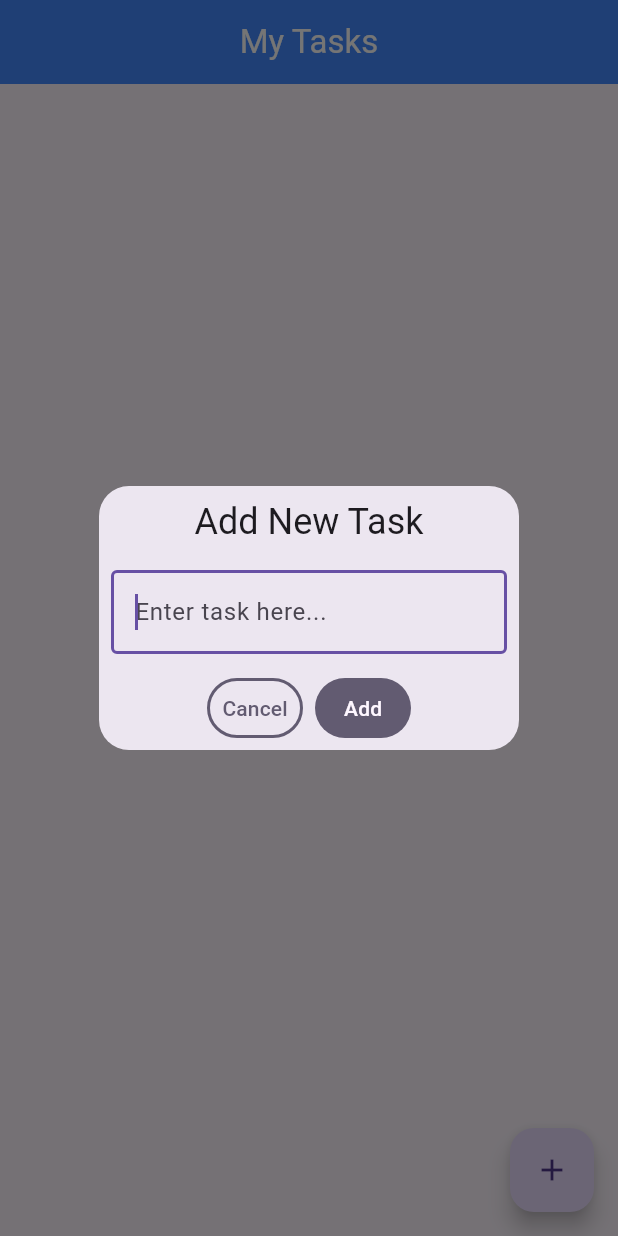
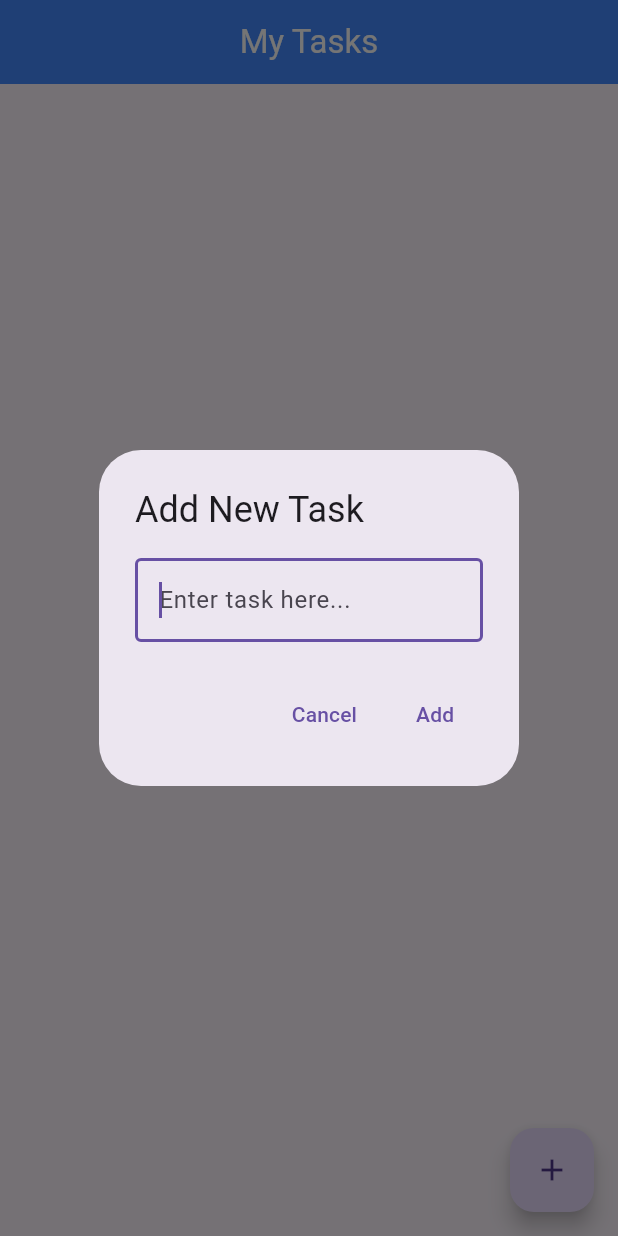
Before and after one commit to elic01/todo_app, a Flutter app: the screen it shows after launch, after a tap on the "add" icon, on a phone screen of 412 x 824 dp. Run offline on Flutter 3.47's test engine with Material 3 defaults, Android fonts, the phone set to English and light mode, and no system bars; our stand-ins replace bloc, equatable, flutter_bloc, get_storage, go_router.

Commit message:
upgrades: State Management Upgrade Try integrating BLOC state management and GO Router ( for navigations) Refactor the app to separate business logic from UI Project Structure Organize lib/ folder: models/, blocs/, screens/, widgets/, services/ Create a constants file for colors, strings, and assets

```diff
--- /dev/null
+++ b/lib/blocs/task_bloc.dart
@@ -0,0 +1,83 @@
+import 'package:bloc/bloc.dart';
+
+import '../models/task.dart';
+import '../services/task_service.dart';
+import 'task_event.dart';
+import 'task_state.dart';
+
+class TaskBloc extends Bloc<TaskEvent, TaskState> {
+  final TaskService _taskService;
+
+  TaskBloc(this._taskService) : super(TaskInitial()) {
+    on<LoadTasks>(_onLoadTasks);
+    on<AddTask>(_onAddTask);
+    on<UpdateTask>(_onUpdateTask);
+    on<ToggleTask>(_onToggleTask);
+    on<DeleteTask>(_onDeleteTask);
+  }
+
+  void _onLoadTasks(LoadTasks event, Emitter<TaskState> emit) {
+    emit(TaskLoadInProgress());
+    try {
+      final tasks = _taskService.getTasks();
+      emit(TaskLoadSuccess(tasks));
+    } catch (_) {
+      emit(TaskLoadFailure());
+    }
+  }
+
+  void _onAddTask(AddTask event, Emitter<TaskState> emit) {
+    final state = this.state;
+    if (state is TaskLoadSuccess) {
+      try {
+        final updatedTasks = List<Task>.from(state.tasks)..add(Task(title: event.title));
+        _taskService.saveTasks(updatedTasks);
+        emit(TaskLoadSuccess(updatedTasks));
+      } catch (_) {
+        emit(TaskLoadFailure());
+      }
+    }
+  }
+
+  void _onUpdateTask(UpdateTask event, Emitter<TaskState> emit) {
+    final state = this.state;
+    if (state is TaskLoadSuccess) {
+      try {
+        final updatedTasks = List<Task>.from(state.tasks);
+        updatedTasks[event.index] = Task(title: event.newTitle, isDone: updatedTasks[event.index].isDone);
+        _taskService.saveTasks(updatedTasks);
+        emit(TaskLoadSuccess(updatedTasks));
+      } catch (_) {
+        emit(TaskLoadFailure());
+      }
+    }
+  }
+
+  void _onToggleTask(ToggleTask event, Emitter<TaskState> emit) {
+    final state = this.state;
+    if (state is TaskLoadSuccess) {
+      try {
+        final updatedTasks = List<Task>.from(state.tasks);
+        final task = updatedTasks[event.index];
+        updatedTasks[event.index] = Task(title: task.title, isDone: !task.isDone);
+        _taskService.saveTasks(updatedTasks);
+        emit(TaskLoadSuccess(updatedTasks));
+      } catch (_) {
+        emit(TaskLoadFailure());
+      }
+    }
+  }
+
+  void _onDeleteTask(DeleteTask event, Emitter<TaskState> emit) {
+    final state = this.state;
+    if (state is TaskLoadSuccess) {
+      try {
+        final updatedTasks = List<Task>.from(state.tasks)..removeAt(event.index);
+        _taskService.saveTasks(updatedTasks);
+        emit(TaskLoadSuccess(updatedTasks));
+      } catch (_) {
+        emit(TaskLoadFailure());
+      }
+    }
+  }
+}
--- /dev/null
+++ b/lib/blocs/task_event.dart
@@ -0,0 +1,49 @@
+import 'package:equatable/equatable.dart';
+
+import '../models/task.dart';
+
+abstract class TaskEvent extends Equatable {
+  const TaskEvent();
+
+  @override
+  List<Object> get props => [];
+}
+
+class LoadTasks extends TaskEvent {}
+
+class AddTask extends TaskEvent {
+  final String title;
+
+  const AddTask(this.title);
+
+  @override
+  List<Object> get props => [title];
+}
+
+class UpdateTask extends TaskEvent {
+  final int index;
+  final String newTitle;
+
+  const UpdateTask(this.index, this.newTitle);
+
+  @override
+  List<Object> get props => [index, newTitle];
+}
+
+class ToggleTask extends TaskEvent {
+  final int index;
+
+  const ToggleTask(this.index);
+
+  @override
+  List<Object> get props => [index];
+}
+
+class DeleteTask extends TaskEvent {
+  final int index;
+
+  const DeleteTask(this.index);
+
+  @override
+  List<Object> get props => [index];
+}
--- /dev/null
+++ b/lib/blocs/task_state.dart
@@ -0,0 +1,25 @@
+import 'package:equatable/equatable.dart';
+
+import '../models/task.dart';
+
+abstract class TaskState extends Equatable {
+  const TaskState();
+
+  @override
+  List<Object> get props => [];
+}
+
+class TaskInitial extends TaskState {}
+
+class TaskLoadInProgress extends TaskState {}
+
+class TaskLoadSuccess extends TaskState {
+  final List<Task> tasks;
+
+  const TaskLoadSuccess([this.tasks = const []]);
+
+  @override
+  List<Object> get props => [tasks];
+}
+
+class TaskLoadFailure extends TaskState {}
--- /dev/null
+++ b/lib/constants.dart
@@ -0,0 +1,19 @@
+
+import 'package:flutter/material.dart';
+
+const Color primaryColor = Colors.blue;
+const Color primaryAccentColor = Colors.blueAccent;
+const Color primaryTextColor = Colors.white;
+const Color secondaryTextColor = Colors.black;
+const Color hintTextColor = Colors.grey;
+const Color errorColor = Colors.red;
+
+const String appTitle = 'GetStorage ToDo';
+const String taskHintText = 'Enter task here...';
+const String addTaskButton = 'Add';
+const String updateTaskButton = 'Update';
+const String cancelButton = 'Cancel';
+const String addTaskDialogTitle = 'Add New Task';
+const String editTaskDialogTitle = 'Edit Task';
+const String noTasksYet = 'No tasks yet.\nTap + to add one!';
+const String myTasksTitle = 'My Tasks';
--- a/lib/main.dart
+++ b/lib/main.dart
@@ -1,73 +1,17 @@
 import 'package:flutter/material.dart';
-import 'package:get/get.dart';
+import 'package:flutter_bloc/flutter_bloc.dart';
 import 'package:get_storage/get_storage.dart';
+import 'package:go_router/go_router.dart';
 
-
-class Task {
-  String title;
-  bool isDone;
-
-  Task({required this.title, this.isDone = false});
-
-
-  Map<String, dynamic> toJson() => {
-        'title': title,
-        'isDone': isDone,
-      };
-
-  factory Task.fromJson(Map<String, dynamic> json) => Task(
-        title: json['title'],
-        isDone: json['isDone'] ?? false,
-      );
-}
-
-class TaskController extends GetxController {
-  var tasks = <Task>[].obs;
-
-  final box = GetStorage();
-
-  @override
-  void onInit() {
-    super.onInit();
-    List? storedTasks = box.read<List>('tasks');
-
-    if (storedTasks != null) {
-      tasks.assignAll(storedTasks.map((e) => Task.fromJson(e)).toList());
-    }
-  }
-
-  void saveData() {
-    box.write('tasks', tasks.map((e) => e.toJson()).toList());
-  }
-
-  void addTask(String title) {
-    tasks.add(Task(title: title));
-    saveData();
-  }
-
-  void updateTask(int index, String newTitle) {
-    tasks[index].title = newTitle;
-    tasks.refresh();
-    saveData();
-  }
-
-  void toggleTask(int index) {
-    tasks[index].isDone = !tasks[index].isDone;
-    tasks.refresh();
-    saveData();
-  }
-
-  void deleteTask(int index) {
-    tasks.removeAt(index);
-    saveData();
-  }
-}
+import 'blocs/task_bloc.dart';
+import 'blocs/task_event.dart';
+import 'constants.dart';
+import 'screens/todo_screen.dart';
+import 'services/task_service.dart';
 
 void main() async {
   WidgetsFlutterBinding.ensureInitialized();
-
   await GetStorage.init();
-
   runApp(const MyApp());
 }
 
@@ -76,119 +20,26 @@ class MyApp extends StatelessWidget {
 
   @override
   Widget build(BuildContext context) {
-    return GetMaterialApp(
-      title: 'GetStorage ToDo',
-      theme: ThemeData(
-        primarySwatch: Colors.blue,
-        useMaterial3: true,
-      ),
-      home: TodoScreen(),
-      debugShowCheckedModeBanner: false,
+    final router = GoRouter(
+      initialLocation: '/',
+      routes: [
+        GoRoute(
+          path: '/',
+          builder: (context, state) => const TodoScreen(),
+        ),
+      ],
     );
-  }
-}
 
-class TodoScreen extends StatelessWidget {
-  final TaskController controller = Get.put(TaskController());
-  final TextEditingController textEditingController = TextEditingController();
-  TodoScreen({super.key});
-
-  void showTaskDialog(BuildContext context, {int? index}) {
-    if (index != null) {
-      textEditingController.text = controller.tasks[index].title;
-    } else {
-      textEditingController.clear();
-    }
-
-    Get.defaultDialog(
-      title: index == null ? "Add New Task" : "Edit Task",
-      content: TextField(
-        controller: textEditingController,
-        autofocus: true,
-        decoration: const InputDecoration(
-          hintText: "Enter task here...",
-          border: OutlineInputBorder(),
+    return BlocProvider(
+      create: (context) => TaskBloc(TaskService())..add(LoadTasks()),
+      child: MaterialApp.router(
+        routerConfig: router,
+        title: appTitle,
+        theme: ThemeData(
+          primarySwatch: Colors.blue,
+          useMaterial3: true,
         ),
-      ),
-      textConfirm: index == null ? "Add" : "Update",
-      textCancel: "Cancel",
-      onConfirm: () {
-        if (textEditingController.text.isNotEmpty) {
-          if (index == null) {
-            controller.addTask(textEditingController.text);
-          } else {
-            controller.updateTask(index, textEditingController.text);
-          }
-          Get.back();
-        }
-      },
-    );
-  }
-
-  @override
-  Widget build(BuildContext context) {
-    return Scaffold(
-      appBar: AppBar(
-        title: const Text("My Tasks"),
-        centerTitle: true,
-        backgroundColor: Colors.blueAccent,
-        foregroundColor: Colors.white,
-      ),
-      body: Obx(() {
-        if (controller.tasks.isEmpty) {
-          return const Center(
-            child: Text(
-              "No tasks yet.\nTap + to add one!",
-              textAlign: TextAlign.center,
-              style: TextStyle(fontSize: 18, color: Colors.grey),
-            ),
-          );
-        }
-
-        return ListView.builder(
-          itemCount: controller.tasks.length,
-          padding: const EdgeInsets.all(8),
-          itemBuilder: (context, index) {
-            final task = controller.tasks[index];
-
-            return Card(
-              elevation: 2,
-              margin: const EdgeInsets.symmetric(vertical: 5),
-              child: ListTile(
-                leading: Checkbox(
-                  value: task.isDone,
-                  onChanged: (val) => controller.toggleTask(index),
-                ),
-                title: Text(
-                  task.title,
-                  style: TextStyle(
-                    decoration: task.isDone
-                        ? TextDecoration.lineThrough
-                        : TextDecoration.none,
-                    color: task.isDone ? Colors.grey : Colors.black,
-                  ),
-                ),
-                trailing: Row(
-                  mainAxisSize: MainAxisSize.min,
-                  children: [
-                    IconButton(
-                      icon: const Icon(Icons.edit, color: Colors.blue),
-                      onPressed: () => showTaskDialog(context, index: index),
-                    ),
-                    IconButton(
-                      icon: const Icon(Icons.delete, color: Colors.red),
-                      onPressed: () => controller.deleteTask(index),
-                    ),
-                  ],
-                ),
-              ),
-            );
-          },
-        );
-      }),
-      floatingActionButton: FloatingActionButton(
-        onPressed: () => showTaskDialog(context),
-        child: const Icon(Icons.add),
+        debugShowCheckedModeBanner: false,
       ),
     );
   }
--- /dev/null
+++ b/lib/models/task.dart
@@ -0,0 +1,21 @@
+import 'package:equatable/equatable.dart';
+
+class Task extends Equatable {
+  final String title;
+  final bool isDone;
+
+  const Task({required this.title, this.isDone = false});
+
+  Map<String, dynamic> toJson() => {
+        'title': title,
+        'isDone': isDone,
+      };
+
+  factory Task.fromJson(Map<String, dynamic> json) => Task(
+        title: json['title'],
+        isDone: json['isDone'] ?? false,
+      );
+
+  @override
+  List<Object?> get props => [title, isDone];
+}
--- /dev/null
+++ b/lib/screens/todo_screen.dart
@@ -0,0 +1,107 @@
+import 'package:flutter/material.dart';
+import 'package:flutter_bloc/flutter_bloc.dart';
+
+import '../blocs/task_bloc.dart';
+import '../blocs/task_event.dart';
+import '../blocs/task_state.dart';
+import '../constants.dart';
+import '../widgets/task_dialog.dart';
+
+class TodoScreen extends StatelessWidget {
+  const TodoScreen({super.key});
+
+  void _showTaskDialog(BuildContext context, {int? index, String? currentTitle}) {
+    showDialog(
+      context: context,
+      builder: (context) => TaskDialog(
+        index: index,
+        currentTitle: currentTitle,
+      ),
+    );
+  }
+
+  @override
+  Widget build(BuildContext context) {
+    return Scaffold(
+      appBar: AppBar(
+        title: const Text(myTasksTitle),
+        centerTitle: true,
+        backgroundColor: primaryAccentColor,
+        foregroundColor: primaryTextColor,
+      ),
+      body: BlocBuilder<TaskBloc, TaskState>(
+        builder: (context, state) {
+          if (state is TaskLoadInProgress) {
+            return const Center(child: CircularProgressIndicator());
+          }
+          if (state is TaskLoadFailure) {
+            return const Center(child: Text('Failed to load tasks'));
+          }
+          if (state is TaskLoadSuccess) {
+            if (state.tasks.isEmpty) {
+              return const Center(
+                child: Text(
+                  noTasksYet,
+                  textAlign: TextAlign.center,
+                  style: TextStyle(fontSize: 18, color: hintTextColor),
+                ),
+              );
+            }
+
+            return ListView.builder(
+              itemCount: state.tasks.length,
+              padding: const EdgeInsets.all(8),
+              itemBuilder: (context, index) {
+                final task = state.tasks[index];
+
+                return Card(
+                  elevation: 2,
+                  margin: const EdgeInsets.symmetric(vertical: 5),
+                  child: ListTile(
+                    leading: Checkbox(
+                      value: task.isDone,
+                      onChanged: (val) =>
+                          context.read<TaskBloc>().add(ToggleTask(index)),
+                    ),
+                    title: Text(
+                      task.title,
+                      style: TextStyle(
+                        decoration: task.isDone
+                            ? TextDecoration.lineThrough
+                            : TextDecoration.none,
+                        color: task.isDone ? hintTextColor : secondaryTextColor,
+                      ),
+                    ),
+                    trailing: Row(
+                      mainAxisSize: MainAxisSize.min,
+                      children: [
+                        IconButton(
+                          icon: const Icon(Icons.edit, color: primaryColor),
+                          onPressed: () => _showTaskDialog(
+                            context,
+                            index: index,
+                            currentTitle: task.title,
+                          ),
+                        ),
+                        IconButton(
+                          icon: const Icon(Icons.delete, color: errorColor),
+                          onPressed: () =>
+                              context.read<TaskBloc>().add(DeleteTask(index)),
+                        ),
+                      ],
+                    ),
+                  ),
+                );
+              },
+            );
+          }
+          return const Center(child: Text('Something went wrong!'));
+        },
+      ),
+      floatingActionButton: FloatingActionButton(
+        onPressed: () => _showTaskDialog(context),
+        child: const Icon(Icons.add),
+      ),
+    );
+  }
+}
--- /dev/null
+++ b/lib/services/task_service.dart
@@ -0,0 +1,20 @@
+import 'package:get_storage/get_storage.dart';
+
+import '../models/task.dart';
+
+class TaskService {
+  final _box = GetStorage();
+  final _key = 'tasks';
+
+  List<Task> getTasks() {
+    List? data = _box.read<List>(_key);
+    if (data == null) {
+      return [];
+    }
+    return data.map((e) => Task.fromJson(e)).toList();
+  }
+
+  void saveTasks(List<Task> tasks) {
+    _box.write(_key, tasks.map((e) => e.toJson()).toList());
+  }
+}
--- /dev/null
+++ b/lib/widgets/task_dialog.dart
@@ -0,0 +1,56 @@
+import 'package:flutter/material.dart';
+import 'package:flutter_bloc/flutter_bloc.dart';
+
+import '../blocs/task_bloc.dart';
+import '../blocs/task_event.dart';
+import '../constants.dart';
+
+class TaskDialog extends StatelessWidget {
+  final int? index;
+  final String? currentTitle;
+  final TextEditingController _textEditingController = TextEditingController();
+
+  TaskDialog({super.key, this.index, this.currentTitle}) {
+    if (currentTitle != null) {
+      _textEditingController.text = currentTitle!;
+    }
+  }
+
+  @override
+  Widget build(BuildContext context) {
+    return AlertDialog(
+      title: Text(index == null ? addTaskDialogTitle : editTaskDialogTitle),
+      content: TextField(
+        controller: _textEditingController,
+        autofocus: true,
+        decoration: const InputDecoration(
+          hintText: taskHintText,
+          border: OutlineInputBorder(),
+        ),
+      ),
+      actions: [
+        TextButton(
+          onPressed: () => Navigator.pop(context),
+          child: const Text(cancelButton),
+        ),
+        TextButton(
+          onPressed: () {
+            if (_textEditingController.text.isNotEmpty) {
+              if (index == null) {
+                context
+                    .read<TaskBloc>()
+                    .add(AddTask(_textEditingController.text));
+              } else {
+                context.read<TaskBloc>().add(
+                      UpdateTask(index!, _textEditingController.text),
+                    );
+              }
+              Navigator.pop(context);
+            }
+          },
+          child: Text(index == null ? addTaskButton : updateTaskButton),
+        ),
+      ],
+    );
+  }
+}
--- a/pubspec.yaml
+++ b/pubspec.yaml
@@ -36,6 +36,9 @@ dependencies:
   # The following adds the Cupertino Icons font to your application.
   # Use with the CupertinoIcons class for iOS style icons.
   cupertino_icons: ^1.0.8
+  flutter_bloc: ^8.1.3
+  go_router: ^14.1.0
+  equatable: ^2.0.5
 
 dev_dependencies:
   flutter_test:
```
Also changed, not shown: 5 other files.
